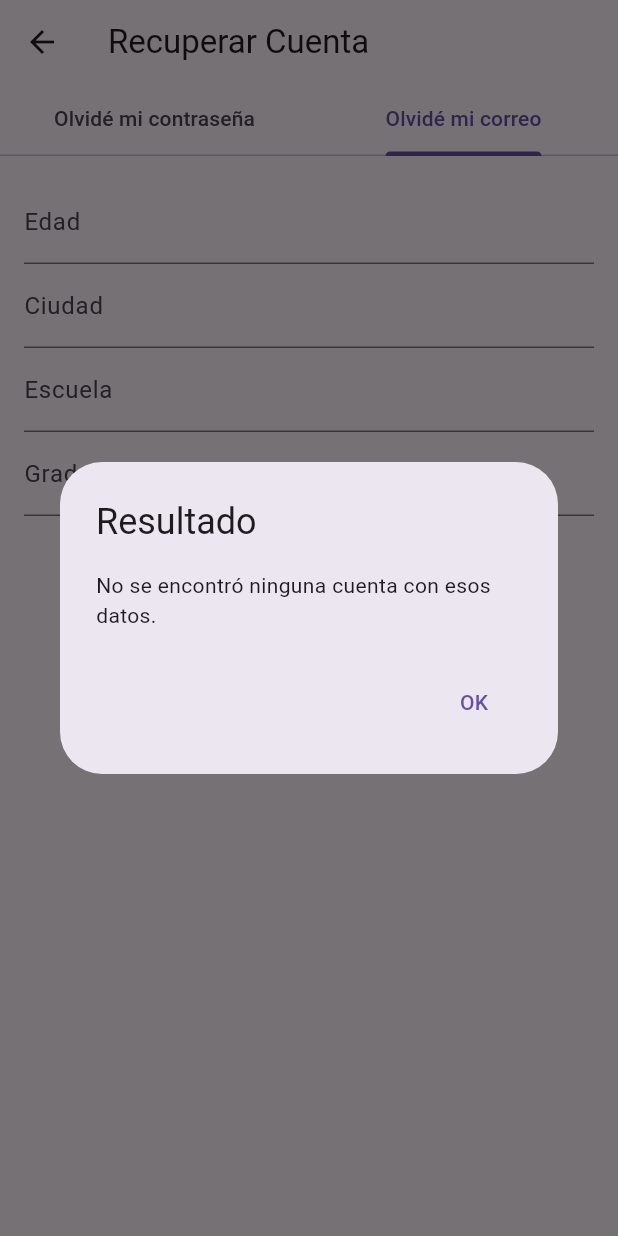
After one commit to Josue-Flores-Parra/app_autismo_uabc, a Flutter app: the RecuperarCuentaScreen screen opened directly, tab 2 chosen, after a tap on "Recuperar Correo", on a phone screen of 412 x 824 dp. The commit adds this screen. Run offline on Flutter 3.47's test engine with Material 3 defaults, Android fonts, the phone set to English and light mode, and no system bars; our stand-ins replace hive, hive_flutter; accounts and stored records are empty.

Commit message:
Agrega funcionalidad de recuperación de datos de usuario

```diff
--- a/lib/views/login.dart
+++ b/lib/views/login.dart
@@ -5,6 +5,7 @@ import '../resources/colors_app.dart';
 import '../resources/strings_utils.dart';
 import 'main_screen.dart';
 import 'package:hive/hive.dart';
+import '../views/recuperar_cuenta.dart';
 
 class LoginScreen extends StatefulWidget {
   const LoginScreen({super.key});
@@ -172,17 +173,21 @@ class _LoginScreenState extends State<LoginScreen> {
                     ),
                     child: const Text(
                       AppStrings.crearCuenta,
-                      style:
-                      TextStyle(fontSize: 18, color: AppColors.texto),
+                      style: TextStyle(fontSize: 18, color: AppColors.texto),
                     ),
                   ),
                 ),
                 const SizedBox(height: 10),
                 TextButton(
-                  onPressed: () {},
+                  onPressed: () {
+                    Navigator.push(
+                      context,
+                      MaterialPageRoute(builder: (context) => const RecuperarCuentaScreen()),
+                    );
+                  },
                   child: const Text(
-                    AppStrings.olvidoContrasena,
-                    style: TextStyle(color: AppColors.textoSecundario),
+                    "Recuperar cuenta",
+                    style: TextStyle(fontSize: 18, color: AppColors.texto),
                   ),
                 ),
               ],
--- /dev/null
+++ b/lib/views/recuperar_cuenta.dart
@@ -0,0 +1,210 @@
+import 'package:flutter/material.dart';
+import 'package:hive/hive.dart';
+import '../models/usuario.dart';
+
+class RecuperarCuentaScreen extends StatefulWidget {
+  const RecuperarCuentaScreen({super.key});
+
+  @override
+  State<RecuperarCuentaScreen> createState() => _RecuperarCuentaScreenState();
+}
+
+class _RecuperarCuentaScreenState extends State<RecuperarCuentaScreen>
+    with SingleTickerProviderStateMixin {
+  late TabController _tabController;
+
+  // Controladores
+  final _correoController = TextEditingController();
+  final _nuevaContrasenaController = TextEditingController();
+  final _repetirContrasenaController = TextEditingController();
+  final _edadController = TextEditingController();
+  final _ciudadController = TextEditingController();
+  final _escuelaController = TextEditingController();
+  final _gradoController = TextEditingController();
+
+  bool _correoValidado = false;
+  Usuario? _usuarioEncontrado;
+
+  @override
+  void initState() {
+    super.initState();
+    _tabController = TabController(length: 2, vsync: this);
+  }
+
+  // Paso 1: Validar correo
+  void _validarCorreo() {
+    final box = Hive.box<Usuario>('usuarios');
+    final usuario = box.values.firstWhere(
+          (u) => u.correo == _correoController.text.trim(),
+      orElse: () => Usuario(nombre: '', edad: 0, ciudad: '', escuela: '', grado: '', correo: '', contrasena: ''),
+    );
+
+    if (usuario.correo.isNotEmpty) {
+      setState(() {
+        _correoValidado = true;
+        _usuarioEncontrado = usuario;
+      });
+    } else {
+      _mostrarDialogo("No se encontró ninguna cuenta con ese correo.");
+    }
+  }
+
+  // Paso 2: Cambiar contraseña
+  void _cambiarContrasena() {
+    if (_nuevaContrasenaController.text.isEmpty ||
+        _repetirContrasenaController.text.isEmpty) {
+      _mostrarDialogo("Por favor, completa ambos campos.");
+      return;
+    }
+
+    if (_nuevaContrasenaController.text !=
+        _repetirContrasenaController.text) {
+      _mostrarDialogo("Las contraseñas no coinciden.");
+      return;
+    }
+
+    final box = Hive.box<Usuario>('usuarios');
+    final index = box.values.toList().indexOf(_usuarioEncontrado!);
+    final usuarioActualizado = Usuario(
+      nombre: _usuarioEncontrado!.nombre,
+      edad: _usuarioEncontrado!.edad,
+      ciudad: _usuarioEncontrado!.ciudad,
+      escuela: _usuarioEncontrado!.escuela,
+      grado: _usuarioEncontrado!.grado,
+      correo: _usuarioEncontrado!.correo,
+      contrasena: _nuevaContrasenaController.text,
+    );
+
+    box.putAt(index, usuarioActualizado);
+
+    _mostrarDialogo("Contraseña actualizada con éxito.");
+    setState(() {
+      _correoValidado = false;
+      _correoController.clear();
+      _nuevaContrasenaController.clear();
+      _repetirContrasenaController.clear();
+    });
+  }
+
+  void _recuperarCorreo() {
+    final box = Hive.box<Usuario>('usuarios');
+    final usuario = box.values.firstWhere(
+          (u) =>
+      u.edad.toString() == _edadController.text &&
+          u.ciudad.toLowerCase() == _ciudadController.text.toLowerCase() &&
+          u.escuela.toLowerCase() == _escuelaController.text.toLowerCase() &&
+          u.grado.toLowerCase() == _gradoController.text.toLowerCase(),
+      orElse: () => Usuario(nombre: '', edad: 0, ciudad: '', escuela: '', grado: '', correo: '', contrasena: ''),
+    );
+
+    if (usuario.correo.isNotEmpty) {
+      _mostrarDialogo("Tu correo es: ${usuario.correo}");
+    } else {
+      _mostrarDialogo("No se encontró ninguna cuenta con esos datos.");
+    }
+  }
+
+  void _mostrarDialogo(String mensaje) {
+    showDialog(
+      context: context,
+      builder: (_) => AlertDialog(
+        title: const Text("Resultado"),
+        content: Text(mensaje),
+        actions: [
+          TextButton(
+            onPressed: () => Navigator.pop(context),
+            child: const Text("OK"),
+          )
+        ],
+      ),
+    );
+  }
+
+  @override
+  Widget build(BuildContext context) {
+    return Scaffold(
+      appBar: AppBar(
+        title: const Text("Recuperar Cuenta"),
+        bottom: TabBar(
+          controller: _tabController,
+          tabs: const [
+            Tab(text: "Olvidé mi contraseña"),
+            Tab(text: "Olvidé mi correo"),
+          ],
+        ),
+      ),
+      body: TabBarView(
+        controller: _tabController,
+        children: [
+          // TAB 1 - Recuperar contraseña
+          Padding(
+            padding: const EdgeInsets.all(16),
+            child: Column(
+              children: [
+                if (!_correoValidado) ...[
+                  TextField(
+                    controller: _correoController,
+                    decoration: const InputDecoration(labelText: "Correo"),
+                  ),
+                  const SizedBox(height: 20),
+                  ElevatedButton(
+                    onPressed: _validarCorreo,
+                    child: const Text("Validar correo"),
+                  ),
+                ] else ...[
+                  TextField(
+                    controller: _nuevaContrasenaController,
+                    decoration:
+                    const InputDecoration(labelText: "Nueva contraseña"),
+                    obscureText: true,
+                  ),
+                  TextField(
+                    controller: _repetirContrasenaController,
+                    decoration:
+                    const InputDecoration(labelText: "Repetir nueva contraseña"),
+                    obscureText: true,
+                  ),
+                  const SizedBox(height: 20),
+                  ElevatedButton(
+                    onPressed: _cambiarContrasena,
+                    child: const Text("Guardar nueva contraseña"),
+                  ),
+                ]
+              ],
+            ),
+          ),
+
+          // TAB 2 - Recuperar correo
+          Padding(
+            padding: const EdgeInsets.all(16),
+            child: Column(
+              children: [
+                TextField(
+                  controller: _edadController,
+                  decoration: const InputDecoration(labelText: "Edad"),
+                ),
+                TextField(
+                  controller: _ciudadController,
+                  decoration: const InputDecoration(labelText: "Ciudad"),
+                ),
+                TextField(
+                  controller: _escuelaController,
+                  decoration: const InputDecoration(labelText: "Escuela"),
+                ),
+                TextField(
+                  controller: _gradoController,
+                  decoration: const InputDecoration(labelText: "Grado"),
+                ),
+                const SizedBox(height: 20),
+                ElevatedButton(
+                  onPressed: _recuperarCorreo,
+                  child: const Text("Recuperar Correo"),
+                ),
+              ],
+            ),
+          ),
+        ],
+      ),
+    );
+  }
+}
```
